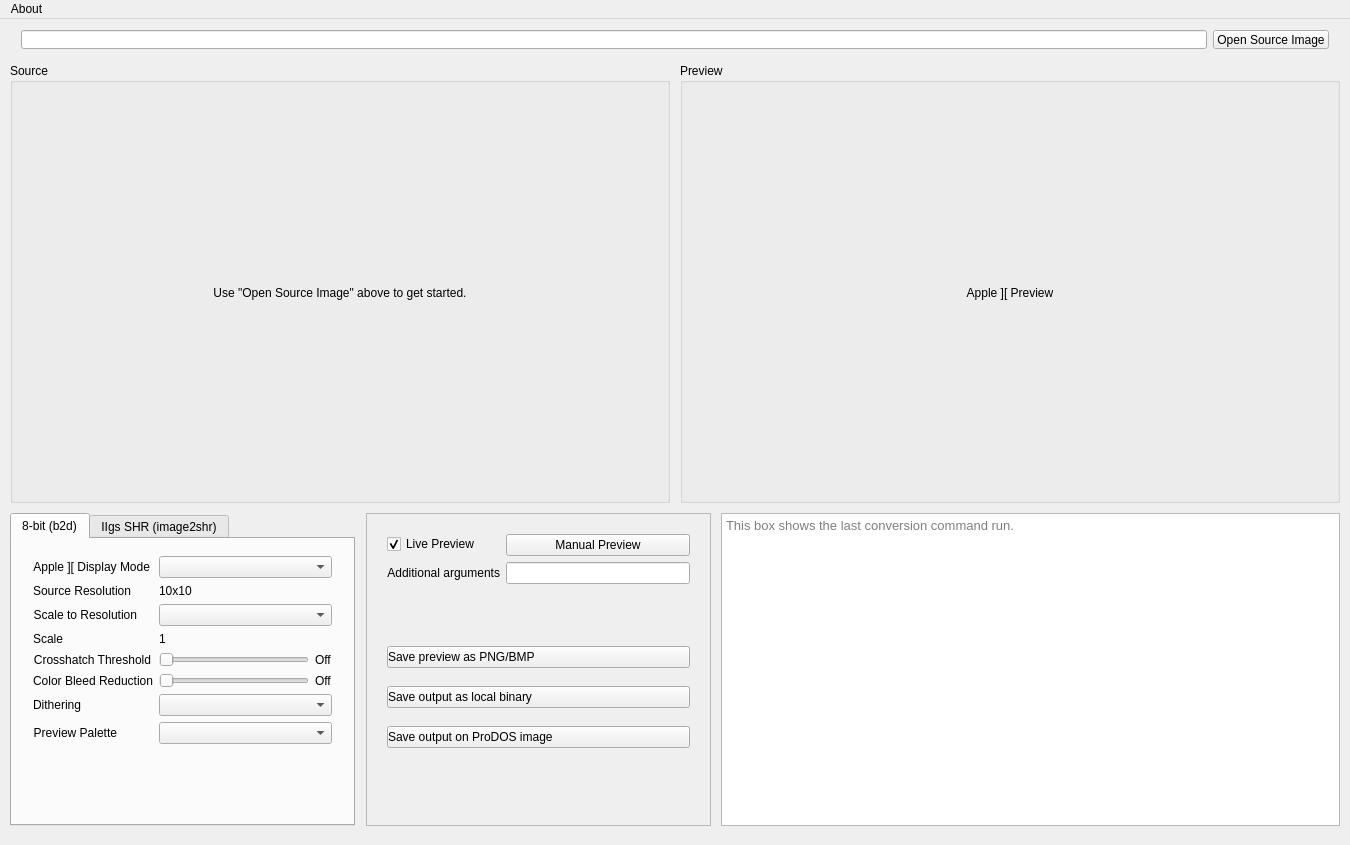
This is buckshot/mainwindow.ui in digarok/buckshot as Qt 5 draws it before an edit. The edited form follows.
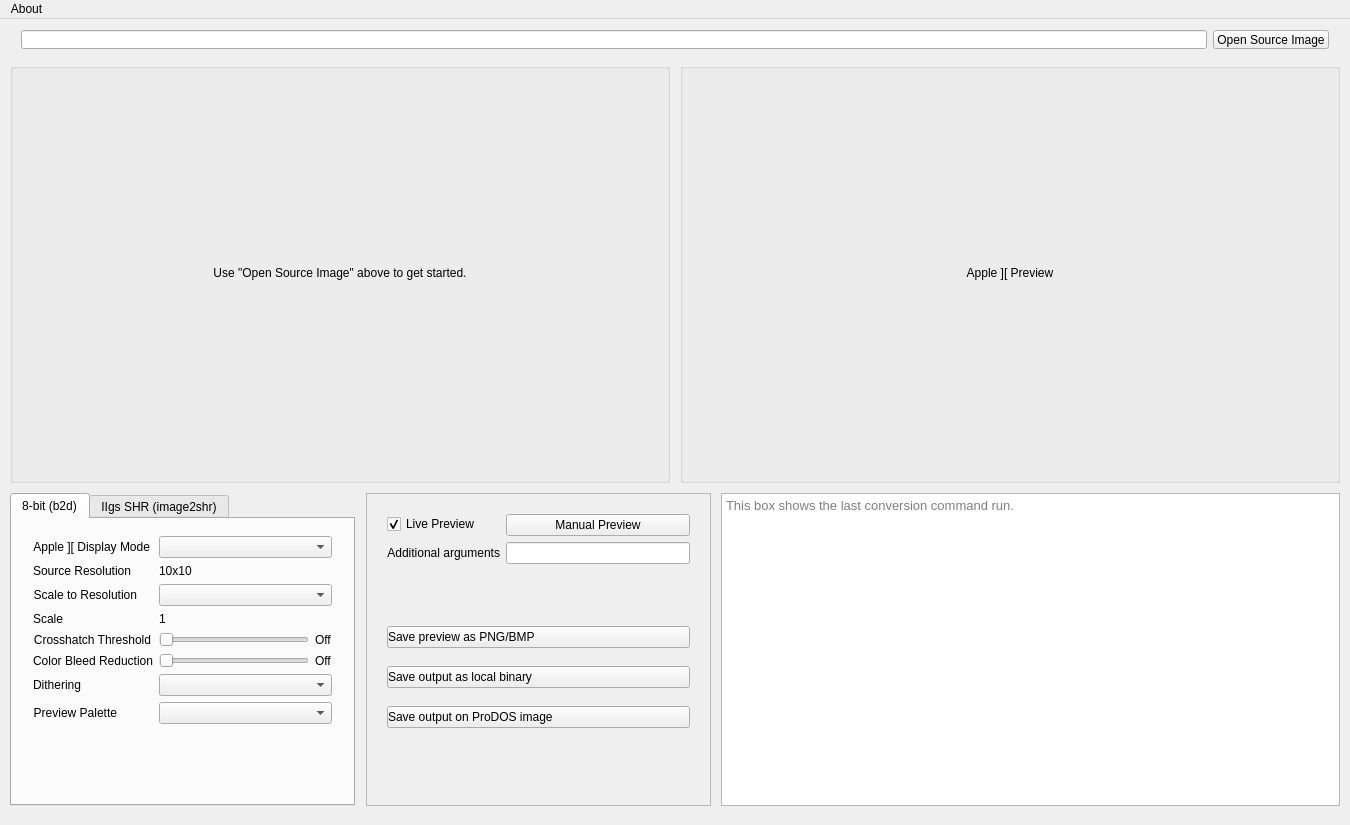
This is the edited form. Icons and pictures are not drawn.

Commit message:
Drop Source/Preview pane titles to reclaim vertical space
The group boxes keep their outlines but lose their title text; images
move up 20px and the window shrinks to 1350x825. The preview scale
readout moves from the pane title to the command log.

What changed in the file:
```diff
--- a/buckshot/mainwindow.ui
+++ b/buckshot/mainwindow.ui
@@ -7,7 +7,7 @@
     <x>0</x>
     <y>0</y>
     <width>1350</width>
-    <height>845</height>
+    <height>825</height>
    </rect>
   </property>
   <property name="sizePolicy">
@@ -19,13 +19,13 @@
   <property name="minimumSize">
    <size>
     <width>1350</width>
-    <height>845</height>
+    <height>825</height>
    </size>
   </property>
   <property name="maximumSize">
    <size>
     <width>1350</width>
-    <height>845</height>
+    <height>825</height>
    </size>
   </property>
   <property name="windowTitle">
@@ -38,17 +38,17 @@
       <x>10</x>
       <y>44</y>
       <width>660</width>
-      <height>440</height>
+      <height>420</height>
      </rect>
     </property>
     <property name="title">
-     <string>Source</string>
+     <string/>
     </property>
     <widget class="QLabel" name="label_source">
      <property name="geometry">
       <rect>
        <x>10</x>
-       <y>30</y>
+       <y>10</y>
        <width>640</width>
        <height>400</height>
       </rect>
@@ -67,17 +67,17 @@
       <x>680</x>
       <y>44</y>
       <width>660</width>
-      <height>440</height>
+      <height>420</height>
      </rect>
     </property>
     <property name="title">
-     <string>Preview</string>
+     <string/>
     </property>
     <widget class="QLabel" name="label_preview">
      <property name="geometry">
       <rect>
        <x>10</x>
-       <y>30</y>
+       <y>10</y>
        <width>640</width>
        <height>400</height>
       </rect>
@@ -120,7 +120,7 @@
     <property name="geometry">
      <rect>
       <x>721</x>
-      <y>494</y>
+      <y>474</y>
       <width>619</width>
       <height>313</height>
      </rect>
@@ -138,7 +138,7 @@
     <property name="geometry">
      <rect>
       <x>10</x>
-      <y>494</y>
+      <y>474</y>
       <width>345</width>
       <height>313</height>
      </rect>
@@ -492,7 +492,7 @@
     <property name="geometry">
      <rect>
       <x>366</x>
-      <y>494</y>
+      <y>474</y>
       <width>345</width>
       <height>313</height>
      </rect>
```
The commit also changes 1 other file.
